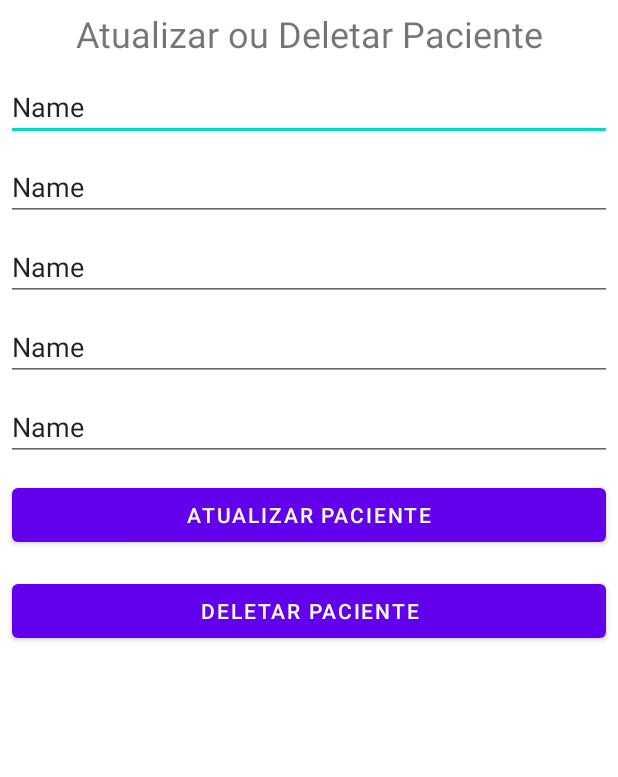
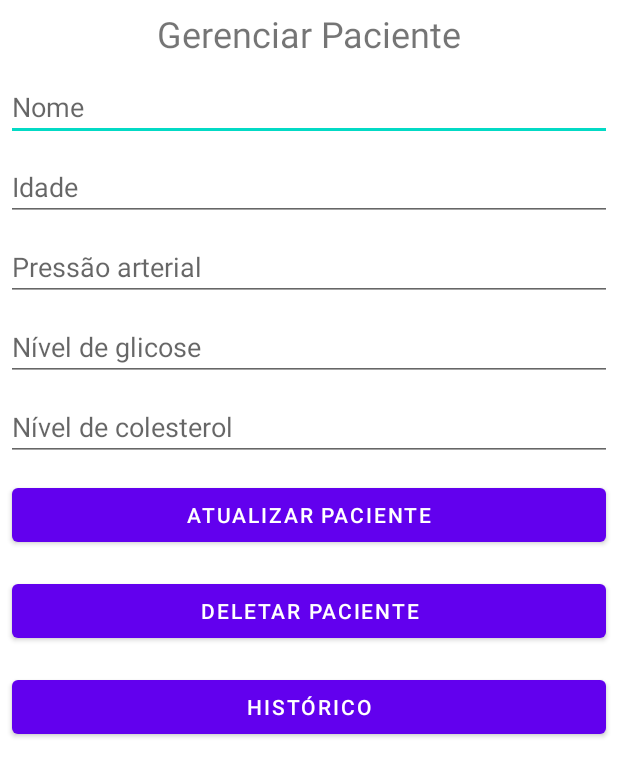
Before and after one commit to lucasjdc/telemedicina-java-senac, an Android app: the EditDeletePatientActivity screen opened directly, with no data from a screen before it, on a phone screen of 412 x 824 dp. Shown: the top 777 px of the screen. Run offline under Robolectric (Android 15) with nearby library versions, the phone set to English and light mode, and no system bars.

Commit message:
Renomeia EditDeletePatientActivity e envia ID do paciente para tela de histórico

```diff
--- a/app/src/main/AndroidManifest.xml
+++ b/app/src/main/AndroidManifest.xml
@@ -38,6 +38,10 @@
             android:exported="true">
         </activity>
         <activity
+            android:name=".ui.activity.PatientHistoryActivity"
+            android:exported="true">
+        </activity>
+        <activity
             android:name=".ui.activity.MainMenuActivity"
             android:exported="true">
         </activity>
--- a/app/src/main/java/br/senac/telemedicina/ui/activity/EditDeletePatientActivity.java
+++ b/app/src/main/java/br/senac/telemedicina/ui/activity/EditDeletePatientActivity.java
@@ -9,9 +9,7 @@ import android.view.View;
 import android.widget.Button;
 import android.widget.EditText;
 import android.widget.Toast;
-
 import androidx.appcompat.app.AppCompatActivity;
-
 import br.senac.telemedicina.R;
 import br.senac.telemedicina.database.DBHelper;
 
@@ -24,6 +22,7 @@ public class EditDeletePatientActivity extends AppCompatActivity {
     private EditText colesterolEditText;
     private Button atualizarButton;
     private Button apagarButton;
+    private Button historicoButton;
     private String pacienteId; // Para armazenar o ID do paciente que está sendo editado
 
     @Override
@@ -48,6 +47,7 @@ public class EditDeletePatientActivity extends AppCompatActivity {
         // Obtém referências aos Buttons
         atualizarButton = findViewById(R.id.btn_atualizar_activity_editdeletepatient);
         apagarButton = findViewById(R.id.btn_apagar_activity_editdeletepatient);
+        historicoButton = findViewById(R.id.btn_historico_activity_editdeletepatient);
 
         // Verifica se vieram dados via Intent
         Bundle extras = getIntent().getExtras();
@@ -79,6 +79,16 @@ public class EditDeletePatientActivity extends AppCompatActivity {
             @Override
             public void onClick(View v) {
                 apagarPaciente();
+            }
+        });
+
+        historicoButton.setOnClickListener(v -> {
+            if (pacienteId != null) {
+                Intent intent = new Intent(EditDeletePatientActivity.this, PatientHistoryActivity.class);
+                intent.putExtra("id", pacienteId); // Envia o ID do Paciente
+                startActivity(intent);
+            } else {
+                Toast.makeText(EditDeletePatientActivity.this, "ID do paciente não disponível", Toast.LENGTH_SHORT).show();
             }
         });
     }
--- a/app/src/main/res/layout/activity_editdeletepatient.xml
+++ b/app/src/main/res/layout/activity_editdeletepatient.xml
@@ -13,7 +13,7 @@
             android:layout_width="match_parent"
             android:layout_height="wrap_content"
             android:layout_margin="6dp"
-            android:text="Atualizar ou Deletar Paciente"
+            android:text="Gerenciar Paciente"
             android:textAlignment="center"
             android:textSize="24sp" />
 
@@ -24,7 +24,7 @@
             android:layout_margin="4dp"
             android:ems="10"
             android:inputType="text"
-            android:text="Name" />
+            android:hint="Nome" />
 
         <EditText
             android:id="@+id/editText_idadePaciente_activity_editdeletepatient"
@@ -33,7 +33,7 @@
             android:layout_margin="4dp"
             android:ems="10"
             android:inputType="text"
-            android:text="Name" />
+            android:hint="Idade" />
 
         <EditText
             android:id="@+id/editText_pressaoArterial_activity_editdeletepatient"
@@ -42,7 +42,7 @@
             android:layout_margin="4dp"
             android:ems="10"
             android:inputType="text"
-            android:text="Name" />
+            android:hint="Pressão arterial" />
 
         <EditText
             android:id="@+id/editText_glicose_activity_editdeletepatient"
@@ -51,7 +51,7 @@
             android:layout_margin="4dp"
             android:ems="10"
             android:inputType="text"
-            android:text="Name" />
+            android:hint="Nível de glicose" />
 
         <EditText
             android:id="@+id/editText_colesterol_activity_editdeletepatient"
@@ -60,7 +60,7 @@
             android:layout_margin="4dp"
             android:ems="10"
             android:inputType="text"
-            android:text="Name" />
+            android:hint="Nível de colesterol" />
 
         <Button
             android:id="@+id/btn_atualizar_activity_editdeletepatient"
@@ -75,5 +75,12 @@
             android:layout_height="wrap_content"
             android:layout_margin="8dp"
             android:text="Deletar Paciente" />
+
+        <Button
+            android:id="@+id/btn_historico_activity_editdeletepatient"
+            android:layout_width="match_parent"
+            android:layout_height="wrap_content"
+            android:layout_margin="8dp"
+            android:text="Histórico" />
     </LinearLayout>
 </androidx.constraintlayout.widget.ConstraintLayout>
--- a/app/src/main/res/layout/activity_mainmenu.xml
+++ b/app/src/main/res/layout/activity_mainmenu.xml
@@ -30,6 +30,6 @@
             android:layout_width="match_parent"
             android:layout_height="wrap_content"
             android:layout_margin="12dp"
-            android:text="Atualizar ou Deletar  Paciente" />
+            android:text="Gerenciar Paciente" />
     </LinearLayout>
 </androidx.constraintlayout.widget.ConstraintLayout>
```
Also changed, not shown: app/src/main/java/br/senac/telemedicina/ui/activity/PatientHistoryActivity.java (added, +24 -0 lines), app/src/main/res/layout/activity_patient_history.xml (added, +17 -0 lines), 1 other file.
